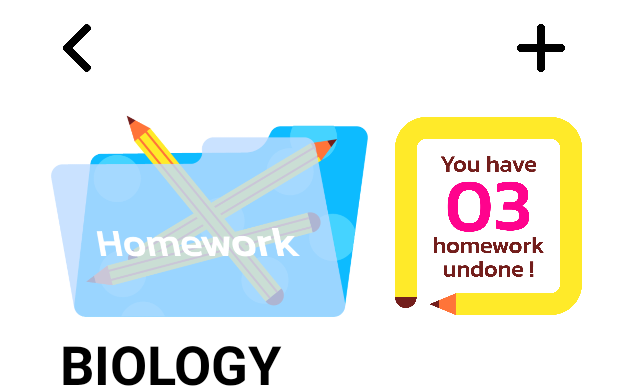
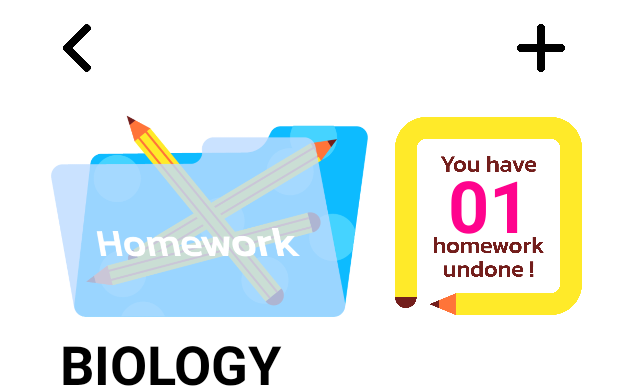
Before and after one commit to slinusc/notes_app, an Android app built with Jetpack Compose: the @Preview function PreviewHomeworkScreen, on a phone screen of 412 x 824 dp. Shown: the top 388 px of the screen. Run offline under Robolectric (Android 15) with nearby library versions, the phone set to English and light mode, and no system bars; our stand-ins replace Room's generated code.

Commit message:
updated homeworks logic

```diff
--- a/app/src/main/java/com/example/semester_project_app_dev/ui/HomeworkScreen.kt
+++ b/app/src/main/java/com/example/semester_project_app_dev/ui/HomeworkScreen.kt
@@ -2,13 +2,7 @@ package com.example.semester_project_app_dev.ui
 
 import HomeworkCard
 import androidx.compose.foundation.Image
-import androidx.compose.foundation.clickable
 import androidx.compose.foundation.layout.*
-import androidx.compose.runtime.mutableStateOf
-import androidx.compose.foundation.interaction.MutableInteractionSource
-import androidx.compose.runtime.remember
-import androidx.compose.runtime.getValue
-import androidx.compose.runtime.setValue
 import androidx.compose.foundation.rememberScrollState
 import androidx.compose.foundation.verticalScroll
 import androidx.compose.material3.MaterialTheme
@@ -65,14 +59,31 @@ fun HomeworkScreen(
                 Spacer(modifier = Modifier.width(8.dp))
 
                 // Homework Counter
-                Image(
-                    painter = painterResource(R.drawable.hw_undone3),
-                    contentDescription = "Undone Homework",
+                Box(
                     modifier = Modifier
                         .weight(0.7f)
                         .fillMaxHeight(),
-                    contentScale = ContentScale.Fit
-                )
+                    contentAlignment = Alignment.Center
+                ) {
+                    Image(
+                        painter = painterResource(R.drawable.hw_undone),
+                        contentDescription = "Undone Homework",
+                        modifier = Modifier.fillMaxSize(),
+                        contentScale = ContentScale.Fit
+                    )
+
+                    Text(
+                        text = undoneCount.toString().padStart(2, '0'),
+                        modifier = Modifier.offset(y = (-5).dp), // shift text upward slightly
+                        style = MaterialTheme.typography.headlineSmall.copy(
+                            fontWeight = FontWeight.Bold,
+                            fontSize = 48.sp,
+                            color = Color(0xFFFF038D)
+                        )
+                    )
+                }
+
+
             }
 
             Spacer(Modifier.height(12.dp))
```
Also changed, not shown: app/src/main/java/com/example/semester_project_app_dev/MainActivity.kt (+17 -5 lines), app/src/main/java/com/example/semester_project_app_dev/ui/AddHomeworkScreen.kt (renamed from app/src/main/java/com/example/semester_project_app_dev/ui/CreateHomework.kt, +4 -6 lines), app/src/main/res/drawable/artboard_59.png, app/src/main/res/drawable/hw_undone.png (added), app/src/main/res/drawable/hw_undone3.png (deleted).
